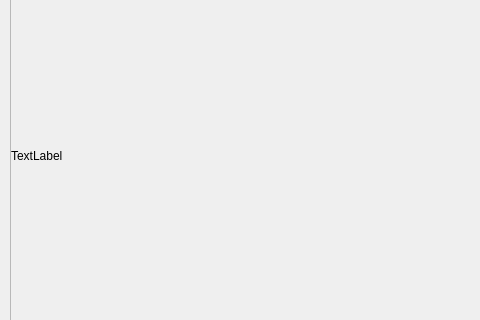
This is pintor3.ui in Giovannirg/Pintor3 as Qt 5 draws it before an edit; both pictures show x 0 to 480 and y 215 to 535 of the 1007 by 751 pixel window. The edited form follows.
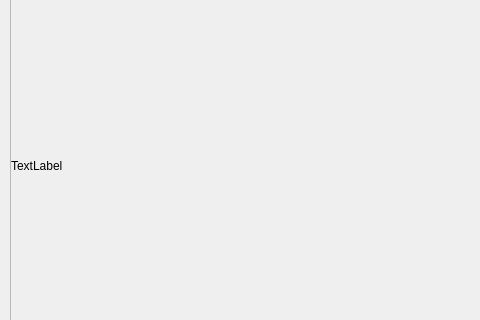
This is the edited form. Icons and pictures are not drawn.

Patch:
```diff
--- a/pintor3.ui
+++ b/pintor3.ui
@@ -368,8 +368,8 @@
        <rect>
         <x>0</x>
         <y>0</y>
-        <width>961</width>
-        <height>581</height>
+        <width>971</width>
+        <height>601</height>
        </rect>
       </property>
       <property name="text">
```
